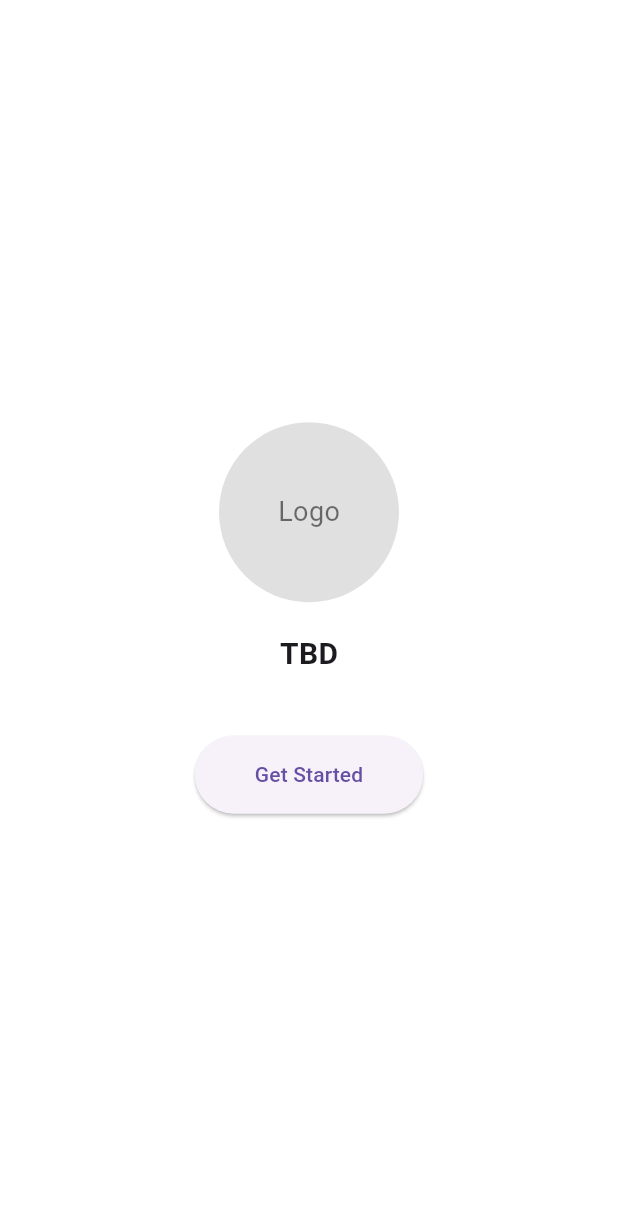
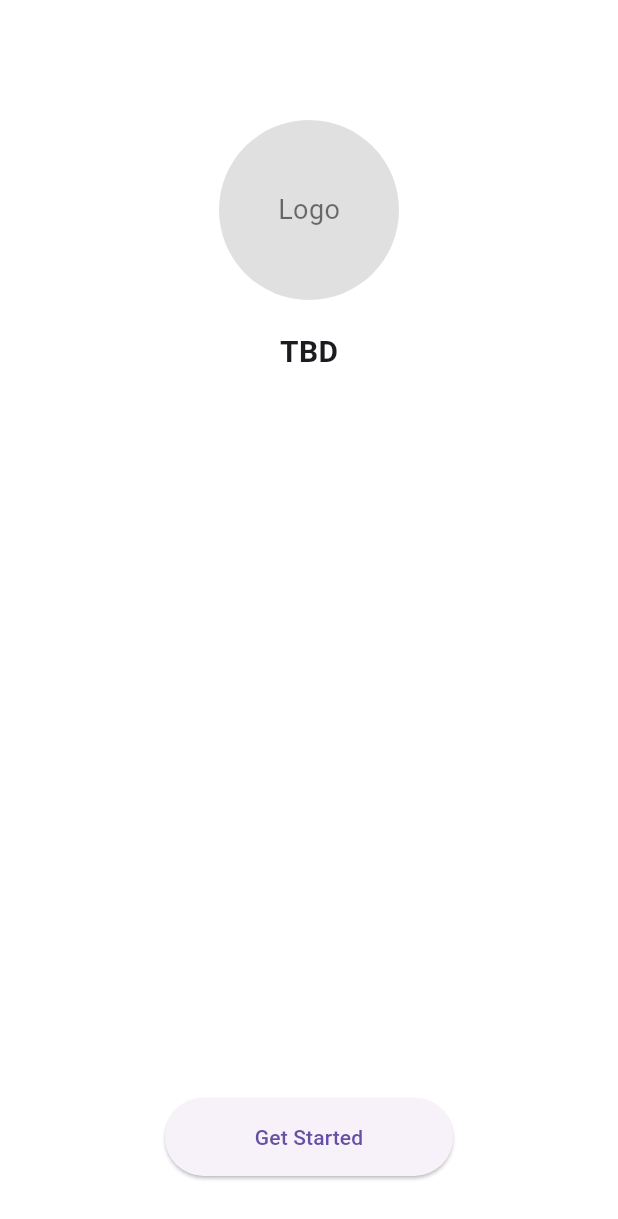
Before and after one commit to josephaycock/golf_app, a Flutter app: the screen it shows after launch, on a phone screen of 412 x 824 dp. Shown: the top 1219 px of the screen. Run offline on Flutter 3.47's test engine with Material 3 defaults, Android fonts, the phone set to English and light mode, and no system bars.

Commit message:
change the formatting and layout on welcome screen. Still waiting on logo and app name

```diff
--- a/lib/frontend/screens/welcome.dart
+++ b/lib/frontend/screens/welcome.dart
@@ -7,10 +7,12 @@ class WelcomeScreen extends StatelessWidget {
   Widget build(BuildContext context) {
     return Scaffold(
       backgroundColor: Colors.white,
-      body: Center(
+      body: SafeArea(
+        child: Center(
           child: Column(
-          mainAxisSize: MainAxisSize.min,
+            mainAxisSize: MainAxisSize.max,
             children: [
+              const SizedBox(height: 80),
               Container(
                 width: 120,
                 height: 120,
@@ -28,25 +30,26 @@ class WelcomeScreen extends StatelessWidget {
 
               const SizedBox(height: 20),
 
-            // Placeholder Text
               const Text(
                 'TBD',
                 style: TextStyle(fontSize: 20, fontWeight: FontWeight.bold),
               ),
 
-            const SizedBox(height: 40),
-
+              const Spacer(),
               ElevatedButton(
                 onPressed: () {},
                 style: ElevatedButton.styleFrom(
                   padding: const EdgeInsets.symmetric(
-                  horizontal: 40,
+                    horizontal: 60,
                     vertical: 16,
                   ),
                 ),
                 child: const Text('Get Started'),
               ),
+
+              const SizedBox(height: 40),
             ],
+          ),
         ),
       ),
     );
```
Lines whose indentation alone changed are shown as unchanged.
